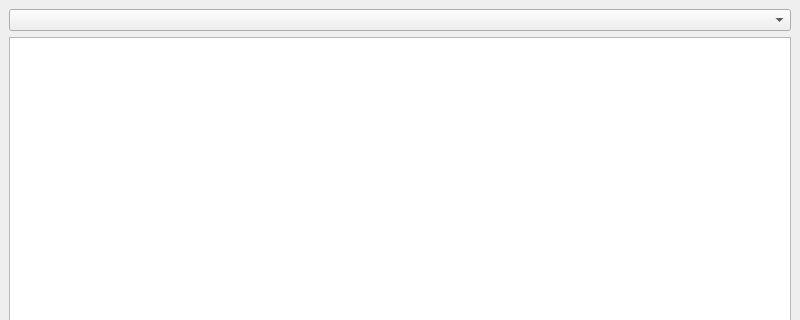
First picture: the form in src/gui/helpbrowsershell.ui, repository madnight/chessx, before the edit; both pictures show x 0 to 800 and y 0 to 320 of the 800 by 600 pixel window.
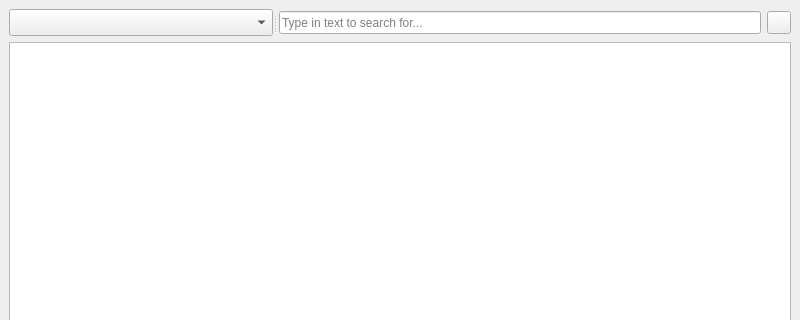
Second picture: the form after the edit. Icons and pictures are not drawn. Custom widgets are drawn as their Qt base class.

Commit message: New feature: Search Help pages for texts

Patch:
```diff
--- a/src/gui/helpbrowsershell.ui
+++ b/src/gui/helpbrowsershell.ui
@@ -16,10 +16,79 @@
   <widget class="QWidget" name="centralwidget">
    <layout class="QVBoxLayout" name="verticalLayout">
     <item>
-     <widget class="QComboBox" name="comboIndex"/>
+     <layout class="QHBoxLayout" name="horizontalLayout_2">
+      <item>
+       <widget class="QSplitter" name="splitter">
+        <property name="orientation">
+         <enum>Qt::Horizontal</enum>
+        </property>
+        <widget class="QComboBox" name="comboIndex">
+         <property name="sizePolicy">
+          <sizepolicy hsizetype="Expanding" vsizetype="Fixed">
+           <horstretch>0</horstretch>
+           <verstretch>0</verstretch>
+          </sizepolicy>
+         </property>
+        </widget>
+        <widget class="QWidget" name="horizontalLayoutWidget">
+         <layout class="QHBoxLayout" name="horizontalLayout">
+          <property name="leftMargin">
+           <number>2</number>
+          </property>
+          <property name="topMargin">
+           <number>2</number>
+          </property>
+          <property name="bottomMargin">
+           <number>2</number>
+          </property>
+          <item>
+           <widget class="QLineEdit" name="searchText">
+            <property name="sizePolicy">
+             <sizepolicy hsizetype="Preferred" vsizetype="Preferred">
+              <horstretch>0</horstretch>
+              <verstretch>0</verstretch>
+             </sizepolicy>
+            </property>
+            <property name="toolTip">
+             <string>Search Text</string>
+            </property>
+            <property name="frame">
+             <bool>true</bool>
+            </property>
+            <property name="placeholderText">
+             <string>Type in text to search for...</string>
+            </property>
+            <property name="clearButtonEnabled">
+             <bool>true</bool>
+            </property>
+           </widget>
+          </item>
+          <item>
+           <widget class="QToolButton" name="btSearchText">
+            <property name="toolTip">
+             <string>Repeat search, press Shift to search backwards</string>
+            </property>
+            <property name="text">
+             <string notr="true"/>
+            </property>
+            <property name="icon">
+             <iconset resource="../../resources.qrc">
+              <normaloff>:/images/find_pos.png</normaloff>:/images/find_pos.png</iconset>
+            </property>
+           </widget>
+          </item>
+         </layout>
+        </widget>
+       </widget>
+      </item>
+     </layout>
     </item>
     <item>
-     <widget class="HelpBrowser" name="textBrowser"/>
+     <widget class="HelpBrowser" name="textBrowser">
+      <property name="autoFillBackground">
+       <bool>true</bool>
+      </property>
+     </widget>
     </item>
    </layout>
   </widget>
```
Left out of the diff: 4 changed lines with no effect on the pictures. The commit also changes 3 other files.
